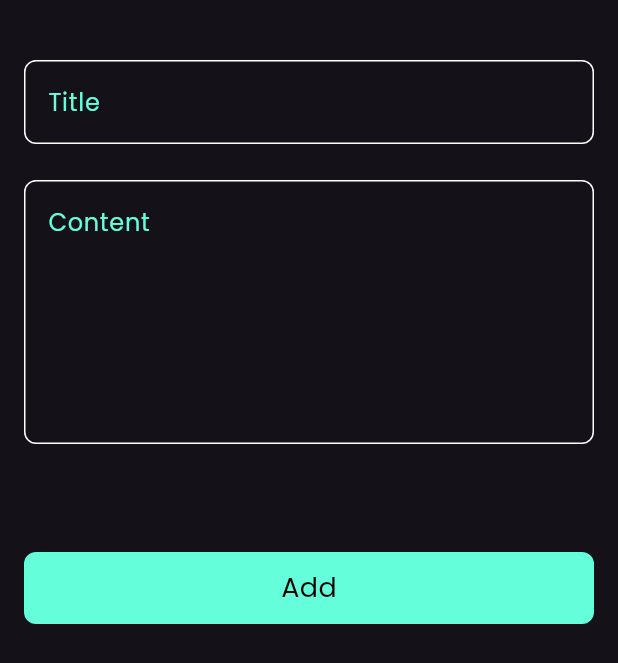
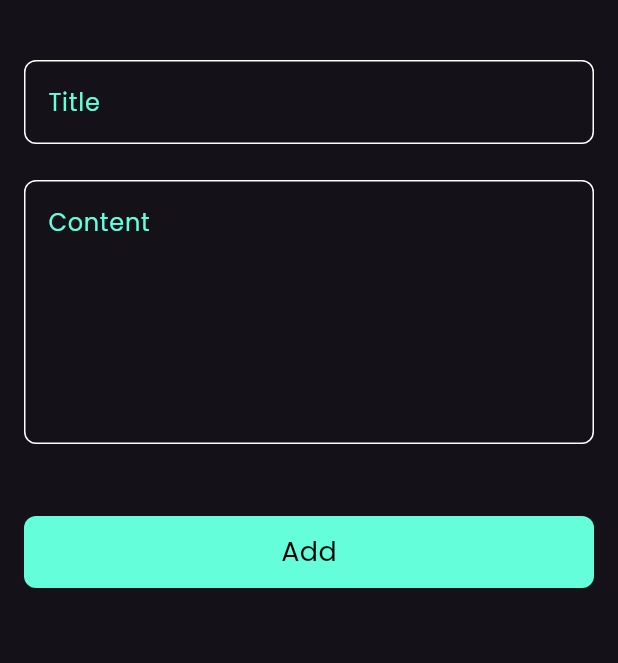
Before and after one commit to RehamIssa/notes_app, a Flutter app: the AddNoteBottomSheet widget shown alone on an empty page, opened directly, on a phone screen of 412 x 824 dp. Shown: the top 663 px of the screen. Run offline on Flutter 3.47's test engine with Material 3 defaults, Android fonts, the phone set to English and light mode, and no system bars; drawn by our look-alikes of modal_progress_hud_nsn; our stand-ins replace bloc, flutter_bloc, hive, hive_flutter; accounts and stored records are empty.

Commit message:
changing add note loading

```diff
--- a/lib/main.dart
+++ b/lib/main.dart
@@ -2,7 +2,6 @@ import 'package:flutter/material.dart';
 import 'package:flutter_bloc/flutter_bloc.dart';
 import 'package:hive_flutter/hive_flutter.dart';
 import 'package:notes_app/constants.dart';
-import 'package:notes_app/cubits/add_name_cubit/add_note_cubit.dart';
 import 'package:notes_app/models/note_model.dart';
 import 'package:notes_app/simple_bloc_observor.dart';
 import 'package:notes_app/views/home_view.dart';
--- a/lib/widgets/add_note_bottom_sheet.dart
+++ b/lib/widgets/add_note_bottom_sheet.dart
@@ -16,8 +16,6 @@ class _AddNoteBottomSheetState extends State<AddNoteBottomSheet> {
   Widget build(BuildContext context) {
     return BlocProvider(
       create: (context) => AddNoteCubit(),
-      child: Padding(
-        padding: const EdgeInsets.all(16.0),
       child: BlocConsumer<AddNoteCubit, AddNoteState>(
         listener: (context, state) {
           if (state is AddNoteFailure) {
@@ -28,15 +26,17 @@ class _AddNoteBottomSheetState extends State<AddNoteBottomSheet> {
           }
         },
         builder: (context, state) {
-            return ModalProgressHUD(
-              inAsyncCall: state is AddNoteLoading ? true : false,
-              child: SingleChildScrollView(
+          return AbsorbPointer(
+            absorbing: state is AddNoteLoading ? true : false,
+            child: Padding(
+              padding: const EdgeInsets.all(16.0),
+              child: const SingleChildScrollView(
                 child: AddNoteForm(),
+              ),
             ),
           );
         },
       ),
-      ),
     );
   }
 }
--- a/lib/widgets/add_note_form.dart
+++ b/lib/widgets/add_note_form.dart
@@ -45,9 +45,12 @@ class _AddNoteFormState extends State<AddNoteForm> {
             maxLines: 6,
           ),
           const SizedBox(
-            height: 72,
+            height: 48,
           ),
-          CustomButton(
+          BlocBuilder<AddNoteCubit, AddNoteState>(
+            builder: (context, state) {
+              return CustomButton(
+                isLoading: state is AddNoteLoading ? true : false,
                 onTap: () {
                   if (formKey.currentState!.validate()) {
                     formKey.currentState!.save();
@@ -62,6 +65,8 @@ class _AddNoteFormState extends State<AddNoteForm> {
                     setState(() {});
                   }
                 },
+              );
+            },
           ),
         ],
       ),
--- a/lib/widgets/custom_button.dart
+++ b/lib/widgets/custom_button.dart
@@ -2,13 +2,50 @@ import 'package:flutter/material.dart';
 import 'package:notes_app/constants.dart';
 
 class CustomButton extends StatelessWidget {
-  const CustomButton({super.key, this.onTap});
+  const CustomButton({super.key, this.onTap, this.isLoading = false});
   final void Function()? onTap;
+  final bool isLoading;
   @override
   Widget build(BuildContext context) {
     return GestureDetector(
       onTap: onTap,
-      child: Container(
+      child: isLoading
+          ? Container(
+              decoration: BoxDecoration(
+                color: const Color.fromARGB(166, 100, 255, 219),
+                borderRadius: BorderRadius.circular(8),
+              ),
+              //to take the width of the screen
+              width: MediaQuery.of(context).size.width,
+              height: 48,
+
+              child: Center(
+                child: Row(
+                  mainAxisAlignment: MainAxisAlignment.center,
+                  children: [
+                    SizedBox(
+                      height: 24,
+                      width: 24,
+                      child: CircularProgressIndicator(
+                        color: Colors.black,
+                        strokeWidth: 2,
+                      ),
+                    ),
+                    const SizedBox(
+                      width: 8,
+                    ),
+                    const Text(
+                      'Add',
+                      style: TextStyle(
+                        color: Color.fromARGB(95, 0, 0, 0),
+                        fontSize: 18,
+                      ),
+                    ),
+                  ],
+                ),
+              ),
+            )
+          : Container(
               decoration: BoxDecoration(
                 color: kPrimaryColor,
                 borderRadius: BorderRadius.circular(8),
@@ -17,7 +54,7 @@ class CustomButton extends StatelessWidget {
               width: MediaQuery.of(context).size.width,
               height: 48,
 
-        child: Center(
+              child: const Center(
                 child: Text(
                   'Add',
                   style: TextStyle(
```
Lines whose indentation alone changed are shown as unchanged.
